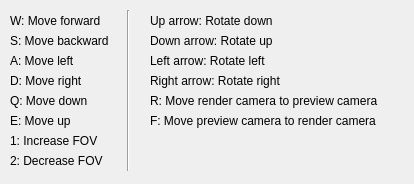
Above: assignment_package/forms/cameracontrolshelp.ui from CIS-461-2017/hw04_pathtracer_naive before the change. Below: the same form after it.
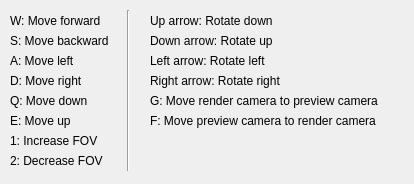
That is the form after the change.

What changed in the file:
```diff
--- a/assignment_package/forms/cameracontrolshelp.ui
+++ b/assignment_package/forms/cameracontrolshelp.ui
@@ -183,7 +183,7 @@
     </rect>
    </property>
    <property name="text">
-    <string>R: Move render camera to preview camera</string>
+    <string>G: Move render camera to preview camera</string>
    </property>
    <property name="alignment">
     <set>Qt::AlignLeading|Qt::AlignLeft|Qt::AlignVCenter</set>
```
